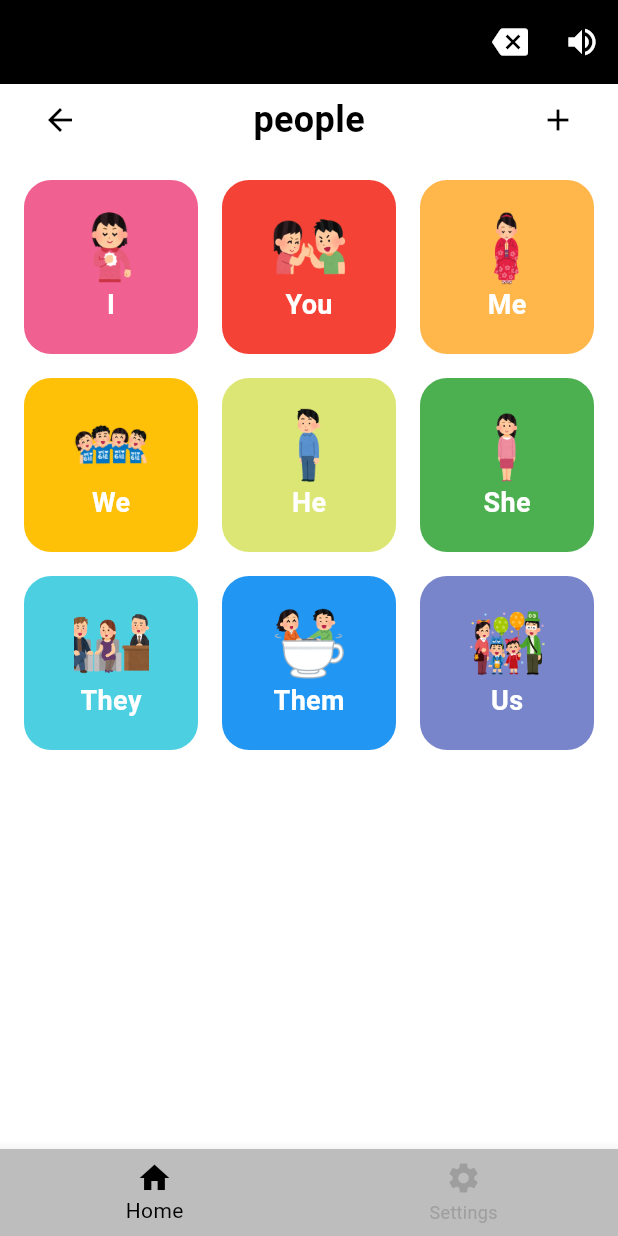
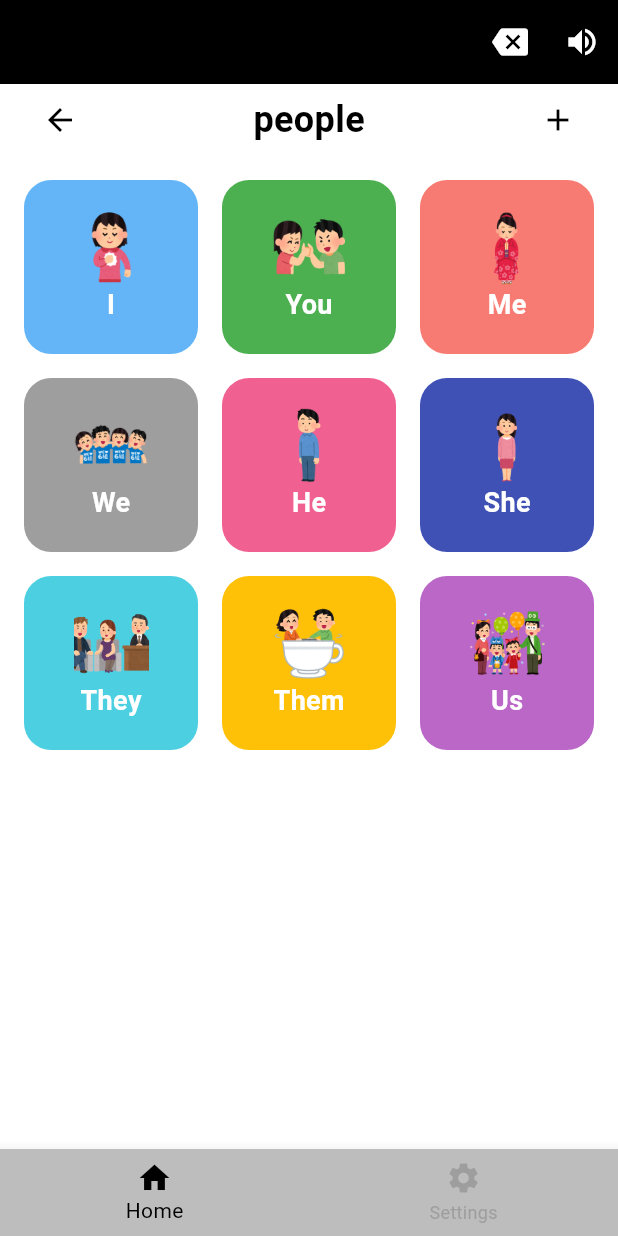
Before and after one commit to juvonKT/aac_app, a Flutter app: the screen it shows after launch, after a tap on "people", on a phone screen of 412 x 824 dp. Run offline on Flutter 3.47's test engine with Material 3 defaults, Android fonts, the phone set to English and light mode, and no system bars; our stand-ins replace flutter_tts, fluttertoast.

Commit message:
removed rainbow colour as it is too ugly

```diff
--- a/lib/PhraseListPage.dart
+++ b/lib/PhraseListPage.dart
@@ -70,16 +70,18 @@ class _PhraseListPageState extends State<PhraseListPage> {
 
   Color getColorFromIndex(int index) {
     final colors = [
+      Colors.blue,
+      Colors.green,
+      Colors.red,
+      Colors.grey,
       Colors.pink,
-      Colors.red,
-      Colors.orange,
+      Colors.indigo,
+      Colors.cyan,
       Colors.amber,
+      Colors.purple,
+      Colors.brown,
+      Colors.teal,
       Colors.lime,
-      Colors.green,
-      Colors.cyan,
-      Colors.blue,
-      Colors.indigo,
-      Colors.purple,
     ];
     // Generate a color by cycling through the color list
     return colors[index % colors.length].withOpacity(0.7 + (0.3 * (index % 2)));
```
